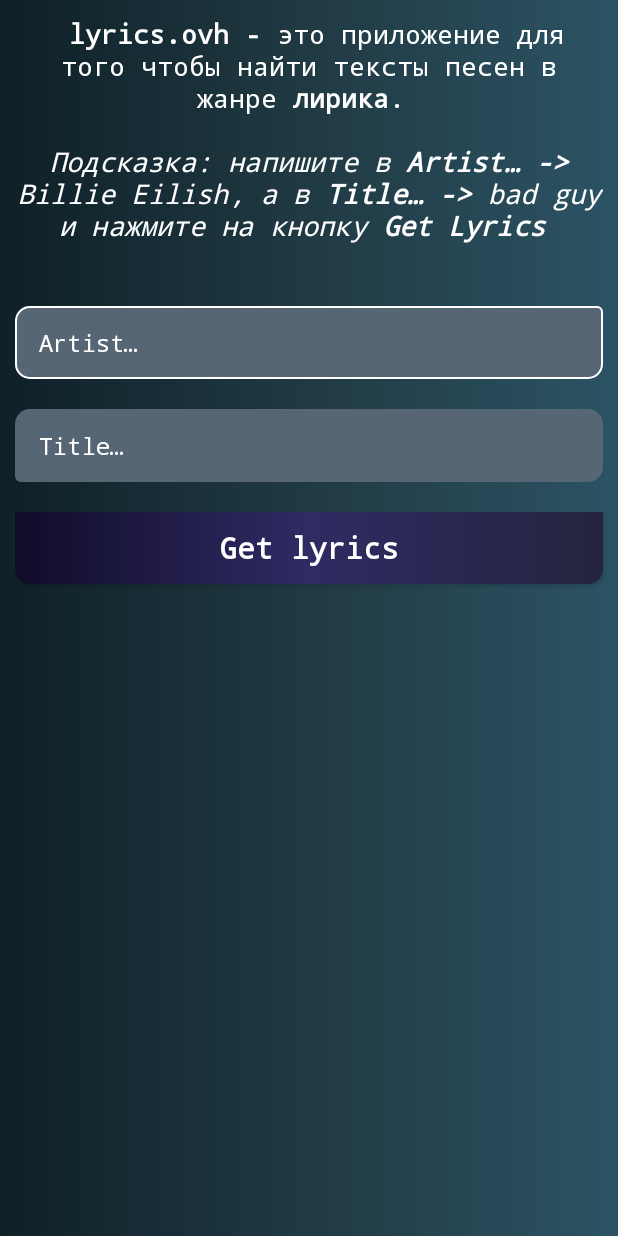
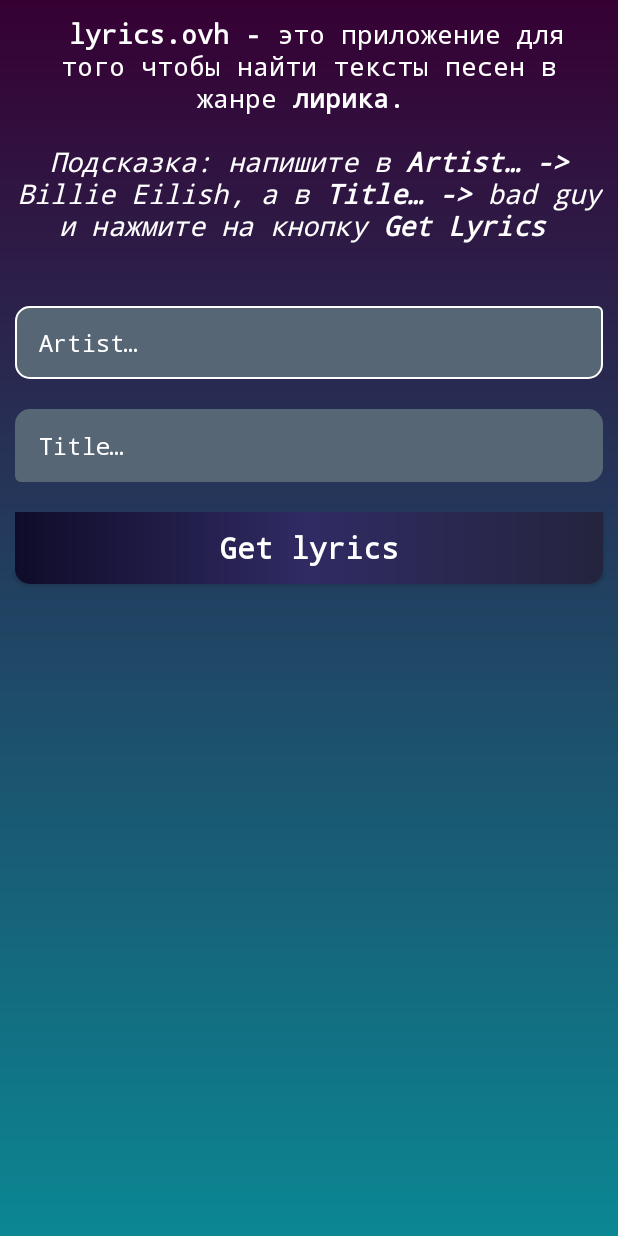
Before and after one commit to TheAlisher/lyrics.ovhApp, an Android app: the screen it shows after launch (MainActivity), on a phone screen of 412 x 824 dp. Run offline under Robolectric (Android 15) with nearby library versions, the phone set to English and light mode, and no system bars.

Commit message:
change main background

```diff
--- a/app/src/main/java/com/example/lyricsovh/presentation_ui/main/MainActivity.java
+++ b/app/src/main/java/com/example/lyricsovh/presentation_ui/main/MainActivity.java
@@ -53,7 +53,7 @@ public class MainActivity extends AppCompatActivity {
     private void setGradientStatusBar(Activity activity) {
         if (Build.VERSION.SDK_INT >= Build.VERSION_CODES.LOLLIPOP) {
             Window window = activity.getWindow();
-            Drawable background = getResources().getDrawable(R.drawable.background_gradient_moonlit_asteroid);
+            Drawable background = getResources().getDrawable(R.drawable.background_gradient_purple_bliss);
             window.setStatusBarColor(getResources().getColor(android.R.color.transparent));
             window.setBackgroundDrawable(background);
         }
--- a/app/src/main/res/drawable/background_gradient_moonlit_asteroid.xml
+++ /dev/null
@@ -1,8 +0,0 @@
-<?xml version="1.0" encoding="utf-8"?>
-<shape xmlns:android="http://schemas.android.com/apk/res/android">
-    <gradient
-        android:angle="0"
-        android:centerColor="#203A43"
-        android:endColor="#2c5364"
-        android:startColor="#0F2027" />
-</shape>
--- /dev/null
+++ b/app/src/main/res/drawable/background_gradient_purple_bliss.xml
@@ -0,0 +1,7 @@
+<?xml version="1.0" encoding="utf-8"?>
+<shape xmlns:android="http://schemas.android.com/apk/res/android">
+    <gradient
+        android:angle="270"
+        android:endColor="#0b8793"
+        android:startColor="#360033" />
+</shape>
--- a/app/src/main/res/layout/activity_main.xml
+++ b/app/src/main/res/layout/activity_main.xml
@@ -5,7 +5,7 @@
     android:layout_width="match_parent"
     android:layout_height="match_parent"
     android:animateLayoutChanges="true"
-    android:background="@drawable/background_gradient_moonlit_asteroid"
+    android:background="@drawable/background_gradient_purple_bliss"
     android:orientation="vertical"
     tools:context=".presentation_ui.main.MainActivity">
 
```
